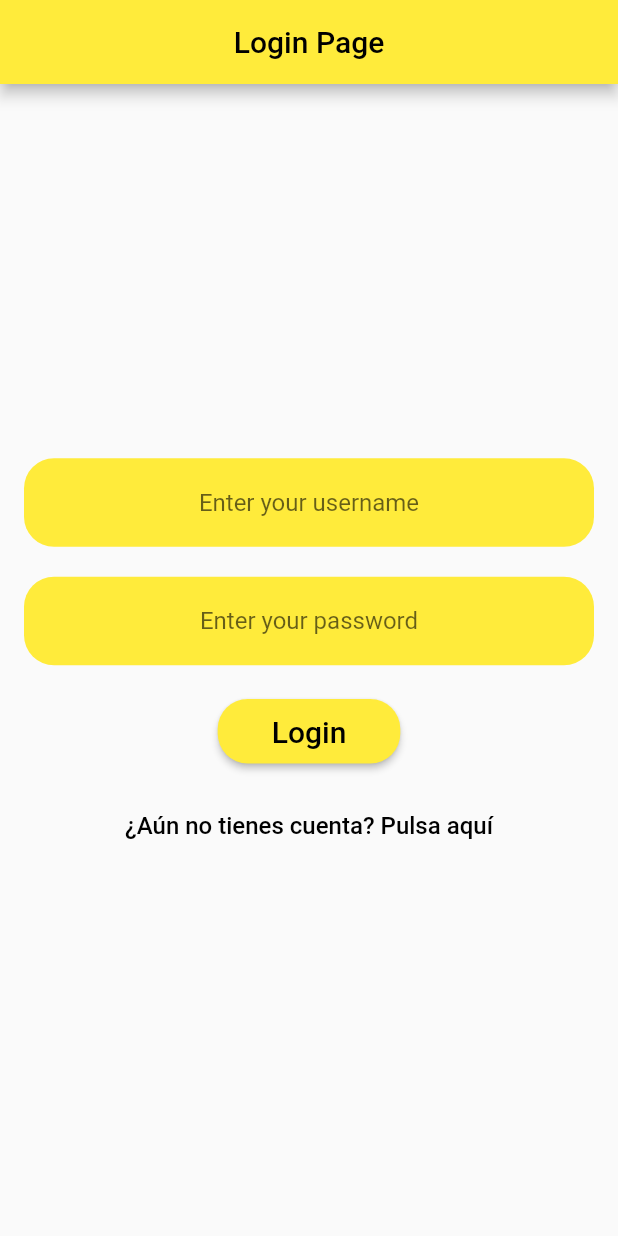
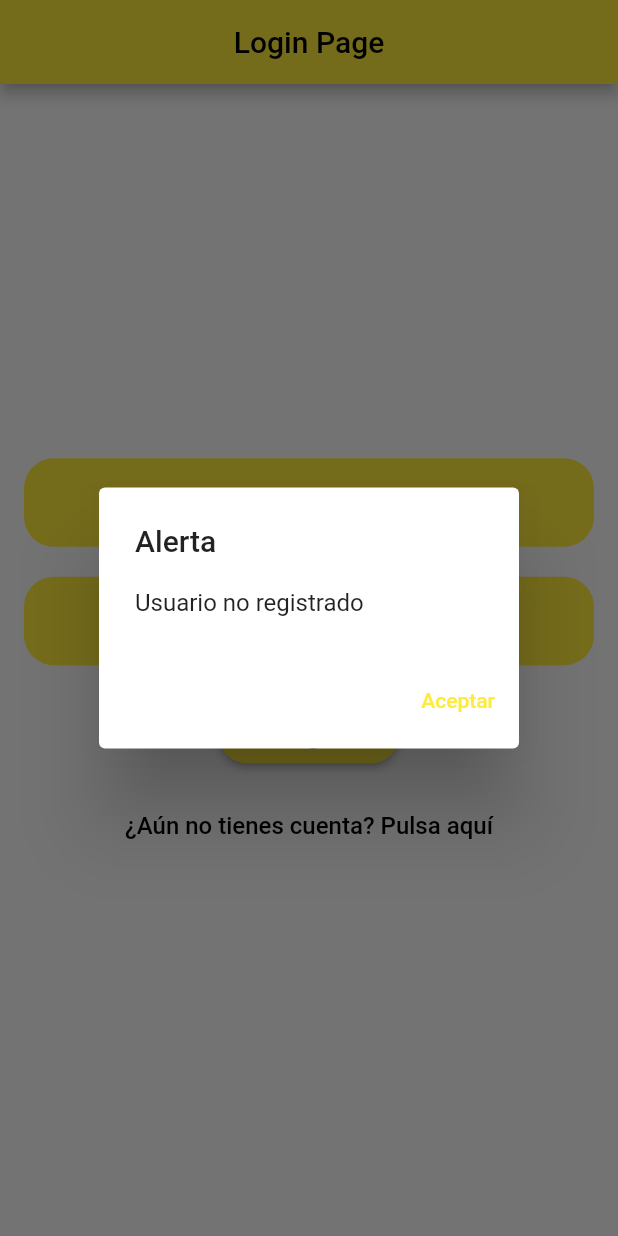
Before and after one commit to Marti-Ferret/ac7, a Flutter app: the screen it shows after launch, after a tap on "Login", on a phone screen of 412 x 824 dp. Run offline on Flutter 3.47's test engine with Material 2 defaults, Android fonts, the phone set to English and light mode, and no system bars; our stand-ins replace cloud_firestore, firebase_core; missing offline and left inert: dart:js, dart:js_interop; accounts and stored records are empty.

Commit message:
Login i registre casi fet, falten validacions

```diff
--- a/lib/Login.dart
+++ b/lib/Login.dart
@@ -1,3 +1,4 @@
+import 'package:cloud_firestore/cloud_firestore.dart';
 import 'package:flutter/cupertino.dart';
 import 'package:flutter/material.dart';
 
@@ -10,11 +11,50 @@ class LoginPage extends StatefulWidget {
 }
 
 class _LoginPageState extends State<LoginPage> {
-  TextEditingController _usernameController = TextEditingController();
+  TextEditingController _emailController = TextEditingController();
   TextEditingController _passwordController = TextEditingController();
+  final firebase = FirebaseFirestore.instance;
+  List<Map<String, dynamic>> users = [];
+
+  void cogerUsuarios() async {
+    try {
+      final QuerySnapshot querySnapshot = await firebase.collection("Usuarios").get();
+
+      for (QueryDocumentSnapshot doc in querySnapshot.docs) {
+        final data = doc.data() as Map<String, dynamic>;
+        users.add(data);
+      }
+    } catch (e) {
+      print("Error getting documents: $e");
+    }
+  }
+  bool usuarioExiste(String email, String password) {
+    return users.any((user) => user['Email'] == email && user['Password'] == password);
+  }
+  void mostrarAlerta(BuildContext context, String mensaje) {
+    showDialog(
+      context: context,
+      builder: (BuildContext context) {
+        return AlertDialog(
+          title: Text('Alerta'),
+          content: Text(mensaje),
+          actions: [
+            TextButton(
+              onPressed: () {
+                Navigator.of(context).pop(); // Cierra la alerta
+              },
+              child: Text('Aceptar'),
+            ),
+          ],
+        );
+      },
+    );
+  }
+
 
   @override
   Widget build(BuildContext context) {
+    cogerUsuarios();
     return Scaffold(
       appBar: AppBar(
         title: Text(
@@ -34,10 +74,10 @@ class _LoginPageState extends State<LoginPage> {
                 child: Align(
                   alignment: Alignment.center,
                   child: TextField(
-                    controller: _usernameController,
+                    controller: _emailController,
                     textAlign: TextAlign.center,
                     decoration: InputDecoration(
-                      hintText: 'Enter your username',
+                      hintText: 'Enter your email',
                       filled: true,
                       fillColor: Colors.yellow, // Fondo circular amarillo
                       border: OutlineInputBorder(
@@ -74,11 +114,13 @@ class _LoginPageState extends State<LoginPage> {
               SizedBox(height: 20),
               ElevatedButton(
                 onPressed: () {
-                  if(_usernameController.text == 'a'){
+                  if(usuarioExiste(_emailController.text, _passwordController.text)){
                     Navigator.push(
                       context,
                       MaterialPageRoute(builder: (context) => Recetas()),
                     );
+                  }else{
+                    mostrarAlerta(context, 'Usuario no registrado');
                   }
                 },
                 style: ElevatedButton.styleFrom(
--- a/lib/Registro.dart
+++ b/lib/Registro.dart
@@ -152,25 +152,27 @@ class Registro extends StatelessWidget {
                   ),
                 ),
               ),
-              SizedBox(height: 20),
+              const SizedBox(height: 20),
               ElevatedButton(
                 onPressed: () {
-
+                  if(_passwordController.text.isEmpty || _emailController.text.isEmpty){
+                    mostrarAlerta(context, 'La contraseña o el email no puede estar vacio');
+                  }else {
                     if (_passwordController.text == _confirmPasswordController.text) {
-
-                    if(!usuarioExiste(_emailController.text)){
+                      if (!usuarioExiste(_emailController.text)) {
                         mostrarAlerta(context, 'Usuario creado');
                         registrarUsuario();
                         Navigator.push(
                           context,
                           MaterialPageRoute(builder: (context) => LoginApp()),
                         );
-                    }else{
-                      mostrarAlerta(context, 'Este email ya esta registrado, usuario no creado');
+                      } else {
+                        mostrarAlerta(context,
+                            'Este email ya esta registrado, usuario no creado');
                       }
-
                     } else {
                       mostrarAlerta(context, 'Las contraseñas no coinciden');
+                    }
                   }
                 },
                 style: ElevatedButton.styleFrom(
@@ -179,7 +181,7 @@ class Registro extends StatelessWidget {
                     borderRadius: BorderRadius.circular(20.0),
                   ),
                 ),
-                child: Padding(
+                child: const Padding(
                   padding: EdgeInsets.symmetric(vertical: 10.0, horizontal: 20.0),
                   child: Text(
                     'Registrarse',
```
Lines whose indentation alone changed are shown as unchanged.
